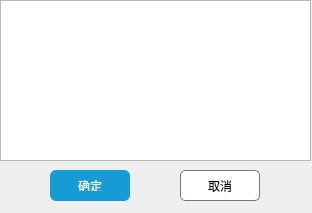
Qt form src/customWidget/insertdatedialog.ui (LeftStudio/SurZ) before a commit.
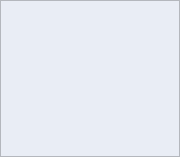
The same form after that commit.

Patch:
```diff
--- a/src/customWidget/insertdatedialog.ui
+++ b/src/customWidget/insertdatedialog.ui
@@ -6,120 +6,53 @@
    <rect>
     <x>0</x>
     <y>0</y>
-    <width>312</width>
-    <height>213</height>
+    <width>180</width>
+    <height>157</height>
    </rect>
   </property>
   <property name="windowTitle">
    <string>插入日期</string>
   </property>
   <property name="styleSheet">
-   <string notr="true">
+   <string notr="true">QListWidget
+{
+background:rgb(233,237,245);
+}
 
 QListWidget::item:selected
 {
-background:rgb(22,155,213);
+background:rgb(131,144,179);
 color:white;
 }
 </string>
   </property>
-  <widget class="QPushButton" name="OK_Btn">
-   <property name="geometry">
-    <rect>
-     <x>50</x>
-     <y>170</y>
-     <width>80</width>
-     <height>31</height>
-    </rect>
+  <layout class="QVBoxLayout" name="verticalLayout">
+   <property name="spacing">
+    <number>0</number>
    </property>
-   <property name="font">
-    <font>
-     <family>微软雅黑</family>
-     <pointsize>9</pointsize>
-    </font>
+   <property name="leftMargin">
+    <number>0</number>
    </property>
-   <property name="styleSheet">
-    <string notr="true">QPushButton
-{
-border-style:none;
-padding:10px;
-border-radius:6px;
-color:#E6F8F5;
-background:rgb(22,155,213);
-}
-
-QPushButton:hover
-{
-color:#FFFFFF;
-background:rgb(70, 197, 255);
-}
-
-QPushButton:pressed
-{
-color:#A7EEE6;
-background:rgb(19, 139, 190);
-}</string>
+   <property name="topMargin">
+    <number>0</number>
    </property>
-   <property name="text">
-    <string>确定</string>
+   <property name="rightMargin">
+    <number>0</number>
    </property>
-  </widget>
-  <widget class="QPushButton" name="Cancel_Btn">
-   <property name="geometry">
-    <rect>
-     <x>180</x>
-     <y>170</y>
-     <width>80</width>
-     <height>31</height>
-    </rect>
+   <property name="bottomMargin">
+    <number>0</number>
    </property>
-   <property name="font">
-    <font>
-     <family>微软雅黑</family>
-     <pointsize>9</pointsize>
-    </font>
-   </property>
-   <property name="styleSheet">
-    <string notr="true">QPushButton
-{
-border-style:none;
-padding:2px;
-border-radius:5px;
-border:1px solid rgb(119,119,119);
-color:black;
-background:white;
-}
-
-QPushButton:hover
-{
-background:rgb(250, 250, 250);
-}
-
-QPushButton:pressed
-{
-background:rgb(220, 220, 220);
-}</string>
-   </property>
-   <property name="text">
-    <string>取消</string>
-   </property>
-  </widget>
-  <widget class="QListWidget" name="DateFormatList">
-   <property name="geometry">
-    <rect>
-     <x>0</x>
-     <y>0</y>
-     <width>311</width>
-     <height>161</height>
-    </rect>
-   </property>
-   <property name="whatsThis">
-    <string>日期格式列表</string>
-   </property>
-   <property name="currentRow">
-    <number>-1</number>
-   </property>
-  </widget>
+   <item>
+    <widget class="QListWidget" name="DateFormatList">
+     <property name="whatsThis">
+      <string>日期格式列表</string>
+     </property>
+     <property name="currentRow">
+      <number>-1</number>
+     </property>
+    </widget>
+   </item>
+  </layout>
  </widget>
  <resources/>
  <connections>
```
Left out of the diff: 19 changed lines with no effect on the pictures.
